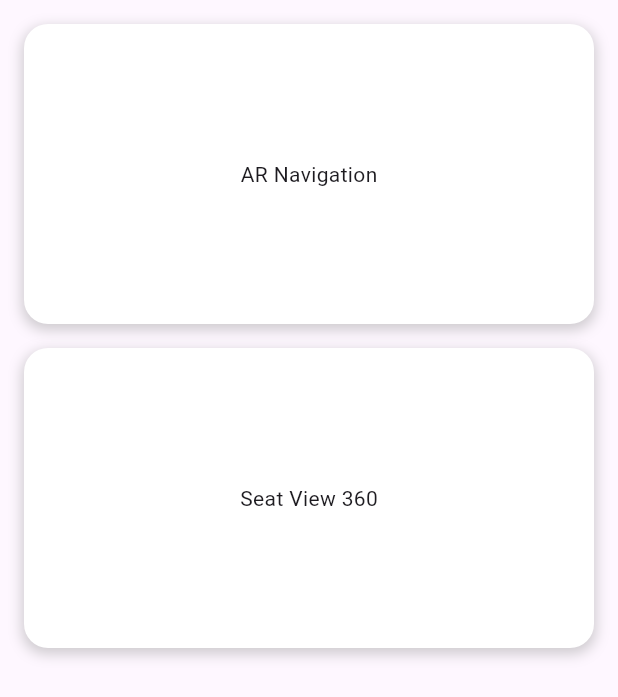
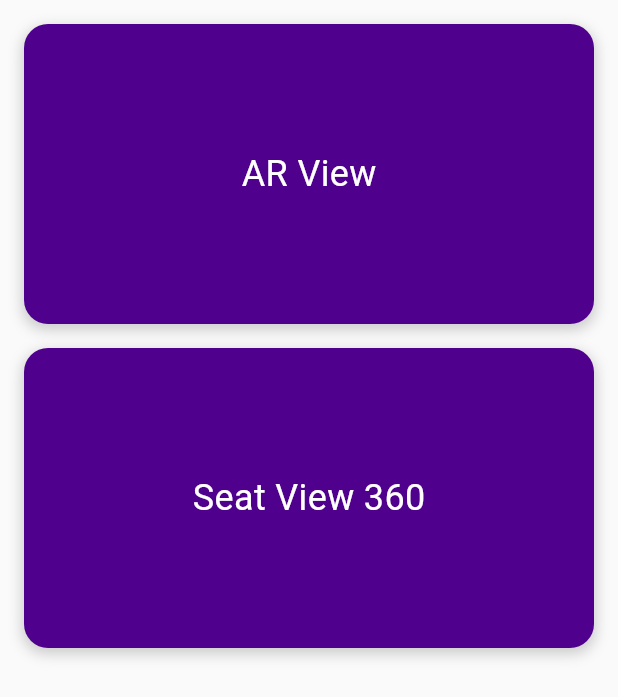
Before and after one commit to tam-helbawy/ar_location_based_poc, a Flutter app: the screen it shows after launch, on a phone screen of 412 x 824 dp. Shown: the top 697 px of the screen. Run offline on Flutter 3.47's test engine with Material 3 defaults, Android fonts, the phone set to English and light mode, and no system bars; our stand-ins replace cloud_firestore, dio, file_picker, firebase_core, flutter_bloc, flutter_compass and 6 more; missing offline and left inert: ar_flutter_plugin, arkit_plugin, encrypt, panorama, qr_code_scanner_plus; accounts and stored records are empty.

Commit message:
stc design system

```diff
--- a/lib/configurations/app_theme.dart
+++ b/lib/configurations/app_theme.dart
@@ -0,0 +1,15 @@
+import 'package:flutter/material.dart';
+
+ThemeData stcTheme = ThemeData(
+    colorScheme: const ColorScheme(
+      brightness: Brightness.light,
+      primary: Color(0xff4f008c),
+      onPrimary: Colors.white,
+      secondary: Color(0xffff375e),
+      onSecondary: Colors.white,
+      error: Color(0xffb00020),
+      onError: Colors.white,
+      surface: Color(0xfffafafa),
+      onSurface: Colors.black,
+    )
+);
--- /dev/null
+++ b/lib/features/home/ui/screens/home_screen.dart
@@ -0,0 +1,33 @@
+import 'package:base/navigation/app_routes.dart';
+import 'package:flutter/material.dart';
+import '../widgets/service_card_view.dart';
+
+class HomeScreen extends StatelessWidget {
+  const HomeScreen({super.key});
+
+  @override
+  Widget build(BuildContext context) {
+    return Scaffold(
+      body: SafeArea(
+        child: ListView(
+          padding: const EdgeInsets.all(16),
+          children: [
+            ServiceCardView(
+              onTap: () {
+                Navigator.pushNamed(context, AppRoutes.main);
+              },
+              title: 'AR View',
+            ),
+            SizedBox(height: 16),
+            ServiceCardView(
+              onTap: () {
+                Navigator.pushNamed(context, AppRoutes.seatView360);
+              },
+              title: 'Seat View 360',
+            ),
+          ]
+        ),
+      ),
+    );
+  }
+}
--- /dev/null
+++ b/lib/features/home/ui/widgets/service_card_view.dart
@@ -0,0 +1,35 @@
+import 'package:base/utilities/extensions.dart';
+import 'package:flutter/material.dart';
+
+class ServiceCardView extends StatelessWidget {
+  const ServiceCardView({super.key,required this.onTap,required this.title});
+  final Function() onTap;
+  final String title;
+  @override
+  Widget build(BuildContext context) {
+    return GestureDetector(
+      onTap: onTap,
+      child: Container(
+        height: 200,
+        decoration: BoxDecoration(
+          color: context.theme.primary,
+          borderRadius: BorderRadius.circular(16),
+          boxShadow: [
+            BoxShadow(
+              color: Colors.grey.withOpacity(0.5),
+              spreadRadius: 1,
+              blurRadius: 7,
+              offset: const Offset(0, 3),
+            ),
+          ],
+        ),
+        child: Center(
+          child: Text(
+            title,
+            style: TextStyle(fontSize: 24, color: Colors.white),
+          ),
+        ),
+      ),
+    );
+  }
+}
--- a/lib/features/services_screen.dart
+++ /dev/null
@@ -1,70 +0,0 @@
-import 'package:base/navigation/app_routes.dart';
-import 'package:flutter/material.dart';
-
-class ServicesScreen extends StatelessWidget {
-  const ServicesScreen({super.key});
-
-  @override
-  Widget build(BuildContext context) {
-    return Scaffold(
-      body: SafeArea(
-        child: ListView(
-          padding: const EdgeInsets.all(16),
-          children: [
-            GestureDetector(
-              onTap: () {
-                Navigator.pushNamed(context, AppRoutes.main);
-              },
-              child: Container(
-                height: 200,
-                decoration: BoxDecoration(
-                  color: Colors.white,
-                  borderRadius: BorderRadius.circular(16),
-                  boxShadow: [
-                    BoxShadow(
-                      color: Colors.grey.withOpacity(0.5),
-                      spreadRadius: 1,
-                      blurRadius: 7,
-                      offset: const Offset(0, 3),
-                    ),
-                  ],
-                ),
-                child: Center(
-                  child: Text(
-                    'AR Navigation',
-                  ),
-                ),
-              ),
-            ),
-            SizedBox(height: 16),
-            GestureDetector(
-              onTap: () {
-                Navigator.pushNamed(context, AppRoutes.seatView360);
-              },
-              child: Container(
-                height: 200,
-                decoration: BoxDecoration(
-                  color: Colors.white,
-                  borderRadius: BorderRadius.circular(16),
-                  boxShadow: [
-                    BoxShadow(
-                      color: Colors.grey.withOpacity(0.5),
-                      spreadRadius: 1,
-                      blurRadius: 7,
-                      offset: const Offset(0, 3),
-                    ),
-                  ],
-                ),
-                child: Center(
-                  child: Text(
-                    'Seat View 360',
-                  ),
-                ),
-              ),
-            ),
-          ]
-        ),
-      ),
-    );
-  }
-}
--- a/lib/main.dart
+++ b/lib/main.dart
@@ -1,17 +1,12 @@
 import 'package:base/app/bloc/settings_cubit.dart';
 import 'package:base/configurations/app_states.dart';
+import 'package:base/configurations/app_theme.dart';
 import 'package:base/handlers/security/AESEncryptor.dart';
-import 'package:base/navigation/app_routes.dart';
 import 'package:firebase_core/firebase_core.dart';
 import 'package:flutter/material.dart';
 import 'package:flutter_bloc/flutter_bloc.dart';
 import 'package:flutter_localizations/flutter_localizations.dart';
-
-import 'features/location_director/ui/blocs/locatoin_director_bloc.dart';
-import 'features/location_director/ui/screens/augmented_reality_screen.dart';
-import 'features/location_director/ui/screens/google_map_location.dart';
-import 'features/seat_view_360/ui/screens/360_view.dart';
-import 'features/services_screen.dart';
+import 'features/home/ui/screens/home_screen.dart';
 import 'firebase_options.dart';
 import 'navigation/route_generator.dart';
 
@@ -20,7 +15,6 @@ void main() async {
   await Firebase.initializeApp(
     options: DefaultFirebaseOptions.currentPlatform,
   );
-  AESEncryptor.init();
   runApp(const MyApp());
 }
 
@@ -34,11 +28,11 @@ class MyApp extends StatelessWidget {
       child: BlocBuilder<SettingsCubit, AppStates>(
         builder: (context, state) {
           return MaterialApp(
-            theme: SettingsCubit.instance.isDarkMode ? ThemeData.dark() : ThemeData.light(),
+            theme: SettingsCubit.instance.isDarkMode ? ThemeData.dark() : stcTheme,
             locale: SettingsCubit.instance.locale,
             onGenerateRoute: generateRoute,
-            // initialRoute: AppRoutes.services,
-            home: ServicesScreen(),
+            debugShowCheckedModeBanner: false,
+            home: const HomeScreen(),
             supportedLocales: const [
               Locale('ar'),
               Locale('en'),
--- a/lib/navigation/route_generator.dart
+++ b/lib/navigation/route_generator.dart
@@ -1,4 +1,4 @@
-import 'package:base/features/services_screen.dart';
+import 'package:base/features/home/ui/screens/home_screen.dart';
 import 'package:base/handlers/qr_code_handler.dart';
 import 'package:base/handlers/security/AESEncryptor.dart';
 import 'package:flutter/material.dart';
@@ -20,7 +20,7 @@ Route generateRoute(settings) {
     case AppRoutes.seatView360:
       return _createRoute(SeatView360Screen());
     case AppRoutes.services:
-      return _createRoute(ServicesScreen());
+      return _createRoute(HomeScreen());
     default:
       return _createRoute(SizedBox());
   }
--- a/pubspec.yaml
+++ b/pubspec.yaml
@@ -53,6 +53,7 @@ dependencies:
   flutter_compass: ^0.8.1
   panorama: ^0.4.1
   geobase: ^1.4.0+1
+  arkit_plugin: ^1.1.1
   #===============================
   firebase_core: ^3.8.0
   cloud_firestore: ^5.5.1
```
Also changed, not shown: lib/features/location_director/ui/screens/ar_kit_screen.dart (added, +95 -0 lines), lib/utilities/extensions.dart (added, +14 -0 lines), pubspec.lock, 24 other files.
